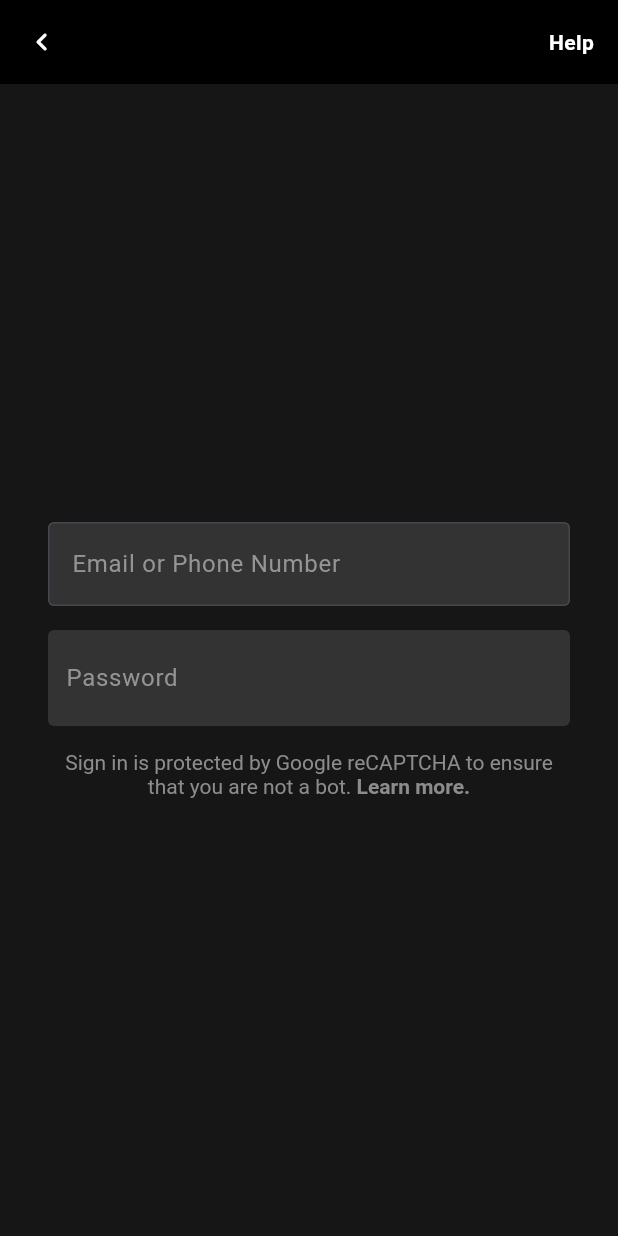
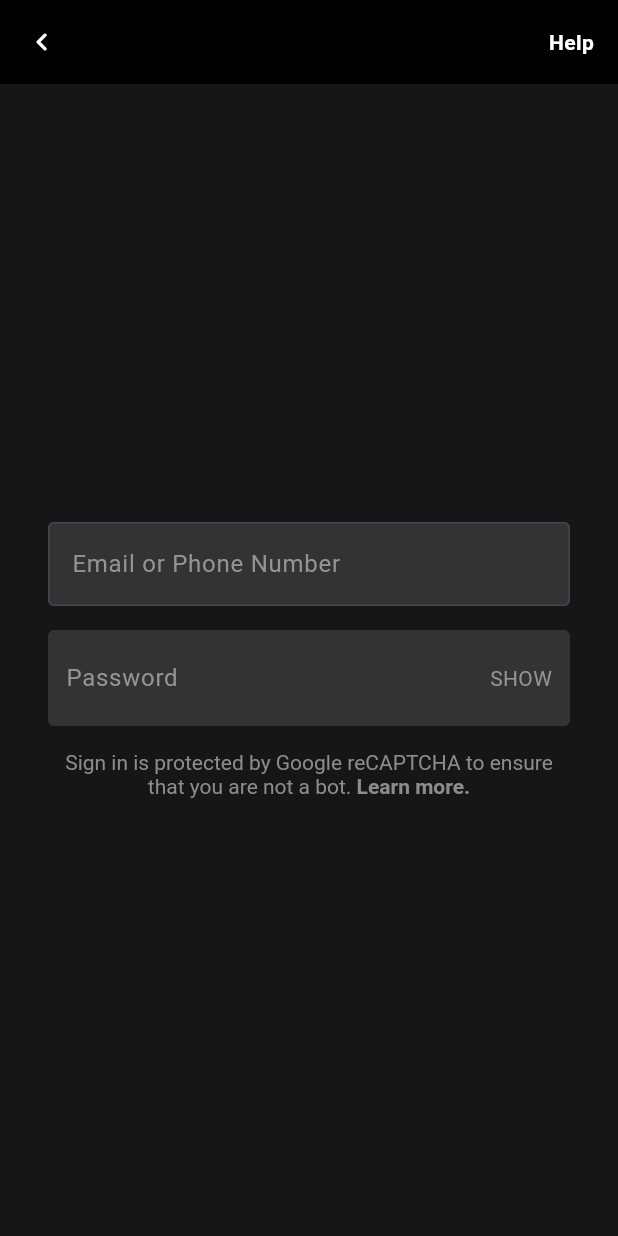
Before and after one commit to zawwinmky/PADC_Flutter_Class, a Flutter app: the screen it shows after launch, on a phone screen of 412 x 824 dp. Run offline on Flutter 3.47's test engine with Material 3 defaults, Android fonts, the phone set to English and light mode, and no system bars.

```diff
--- a/lib/main.dart
+++ b/lib/main.dart
@@ -74,27 +74,7 @@ class NetflixLoginPage extends StatelessWidget {
               const SizedBox(
                 height: 16,
               ),
-              Container(
-                decoration: BoxDecoration(
-                  borderRadius: BorderRadius.circular(4.0),
-                  color:const Color.fromRGBO(51, 51, 51, 1.0) ,
-                ),
-                child: const Padding(
-                  padding: EdgeInsets.symmetric(horizontal: 12.0,vertical: 8.0),
-                  child: TextField(
-                    style: TextStyle(
-                      color: Colors.white,
-                    ),
-                    decoration: InputDecoration(
-                      border: InputBorder.none,
-                      hintText: "Password",
-                      hintStyle: TextStyle(
-                        color: Color.fromRGBO(148, 148, 148, 1.0),
-                      ),
-                    ),
-                  ),
-                ),
-              ),
+              const PasswordInputView(),
               Padding(
                 padding: const EdgeInsets.only(top: 16.0),
                 child: RichText(
@@ -124,6 +104,49 @@ class NetflixLoginPage extends StatelessWidget {
   }
 }
 
+class PasswordInputView extends StatelessWidget {
+  const PasswordInputView({
+    super.key,
+  });
+
+  @override
+  Widget build(BuildContext context) {
+    return Container(
+      decoration: BoxDecoration(
+        borderRadius: BorderRadius.circular(4.0),
+        color: const Color.fromRGBO(51, 51, 51, 1.0),
+      ),
+      child: const Padding(
+        padding: EdgeInsets.symmetric(horizontal: 12.0, vertical: 8.0),
+        child: Row(
+          children: [
+            Expanded(
+              child: TextField(
+                style: TextStyle(
+                  color: Colors.white,
+                ),
+                decoration: InputDecoration(
+                  border: InputBorder.none,
+                  hintText: "Password",
+                  hintStyle: TextStyle(
+                    color: Color.fromRGBO(148, 148, 148, 1.0),
+                  ),
+                ),
+              ),
+            ),
+            Text(
+              "SHOW",
+              style: TextStyle(
+                color: Color.fromRGBO(148, 148, 148, 1.0),
+              ),
+            ),
+          ],
+        ),
+      ),
+    );
+  }
+}
+
 //
 // import 'package:flutter/material.dart';
 //
```
